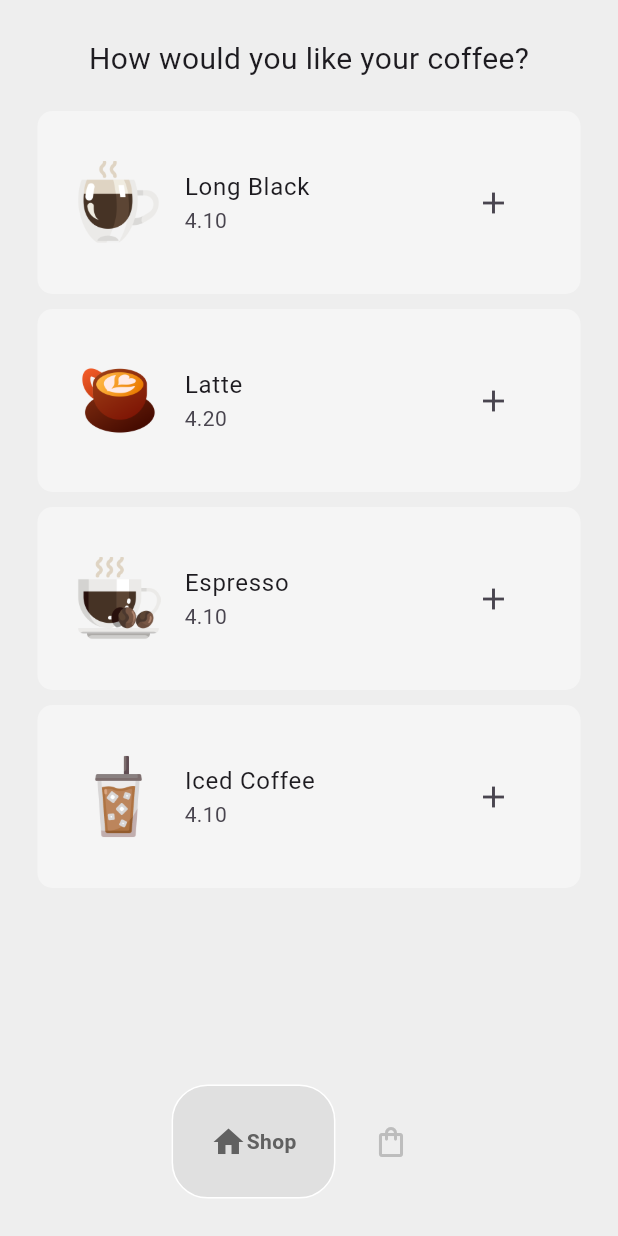
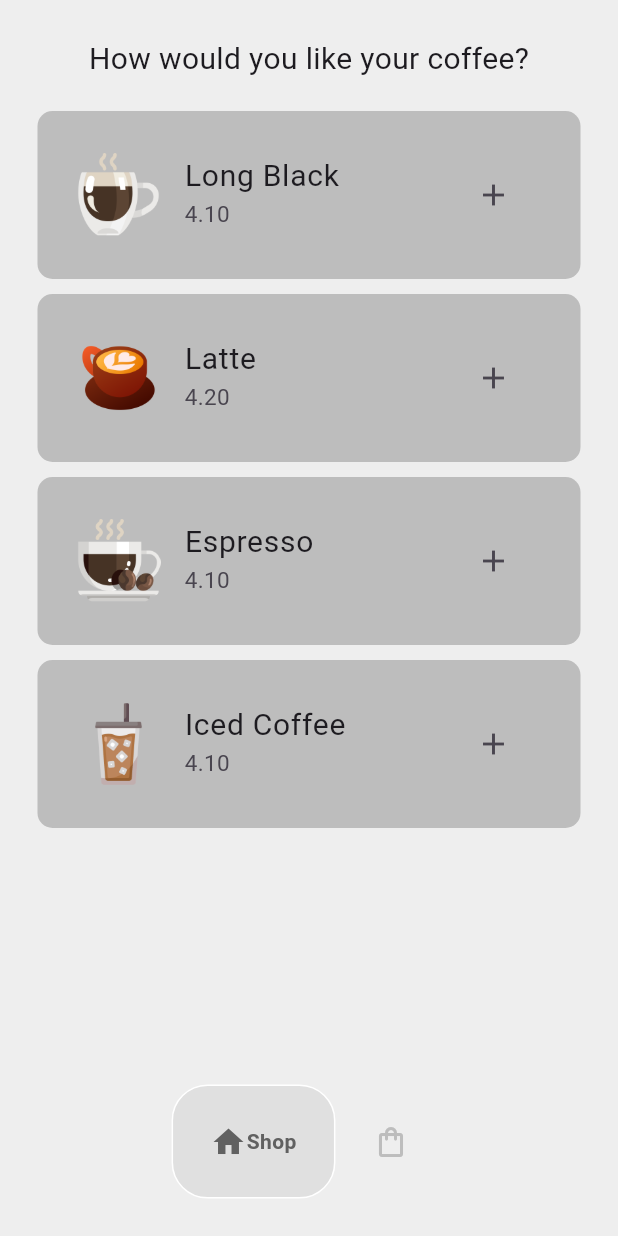
Before and after one commit to ManojSimhaNN/internship, a Flutter app: the Home screen opened directly, on a phone screen of 412 x 824 dp. Run offline on Flutter 3.47's test engine with Material 3 defaults, Android fonts, the phone set to English and light mode, and no system bars; drawn by our look-alikes of google_nav_bar.

Commit message:
second commit

```diff
--- a/basic_app/lib/components/coffee_tile.dart
+++ b/basic_app/lib/components/coffee_tile.dart
@@ -20,18 +20,26 @@ class _CoffeeTileState extends State<CoffeeTile> {
   Widget build(BuildContext context) {
     return Container(
       decoration: BoxDecoration(
-        color: Colors.grey[100],
+        color: Colors.grey[400],
         borderRadius: BorderRadius.circular(10),
       ),
       margin: const EdgeInsets.only(bottom: 10),
       padding: const EdgeInsets.symmetric(
-        vertical: 25,
+        vertical: 20,
         horizontal: 10,
       ),
       child: ListTile(
-        title: Text(widget.coffee.name),
-        subtitle: Text(widget.coffee.price.toString()),
-        leading: Image.asset(widget.coffee.imagePath),
+        title: Text(
+          widget.coffee.name,
+          style: const TextStyle(fontSize: 20),
+        ),
+        subtitle: Text(
+          widget.coffee.price.toString(),
+          style: const TextStyle(fontSize: 15),
+        ),
+        leading: Image.asset(
+          widget.coffee.imagePath,
+        ),
         trailing: IconButton(
           onPressed: widget.onPressed,
           icon: widget.icon,
```
